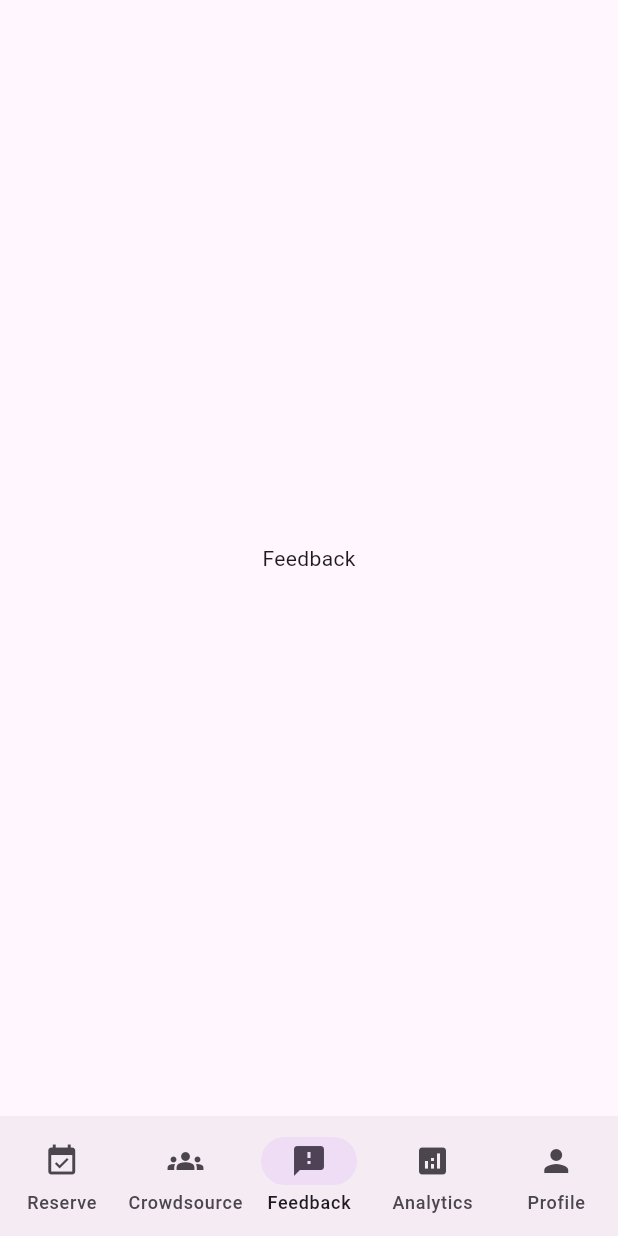
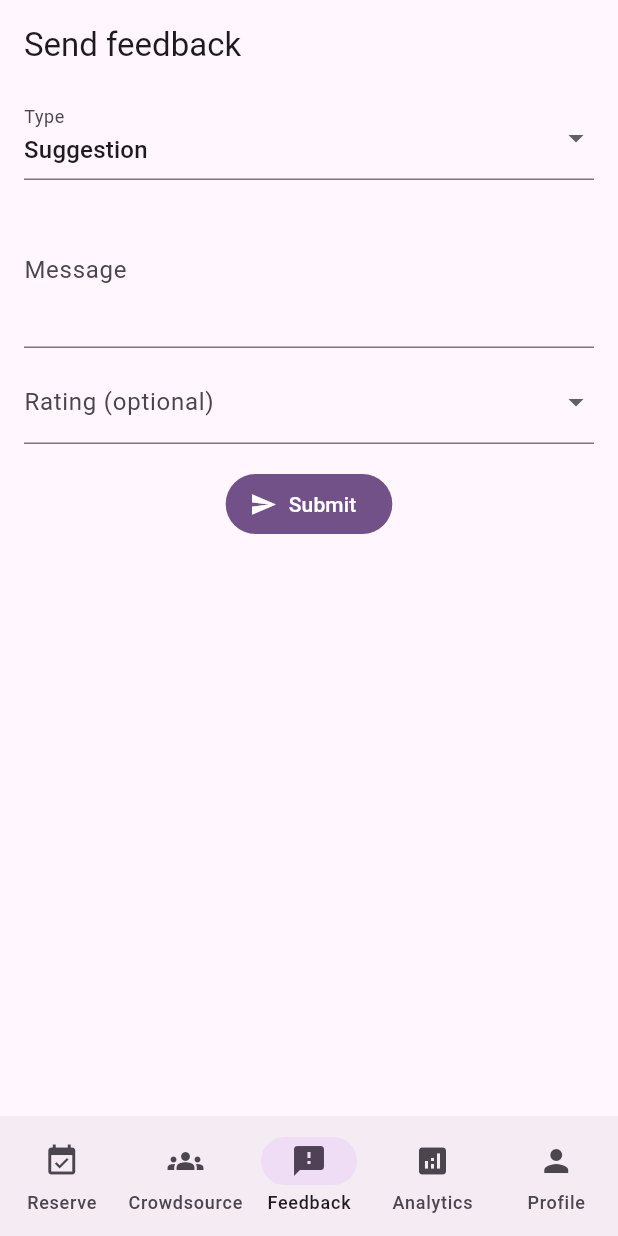
Before and after one commit to Cozmorry/slotspot, a Flutter app: the screen it shows once a user with an empty profile is signed in, item 3 of the bottom bar chosen, on a phone screen of 412 x 824 dp. Run offline on Flutter 3.47's test engine with Material 3 defaults, Android fonts, the phone set to English and light mode, and no system bars; our stand-ins replace cloud_firestore, firebase_auth, firebase_core, flutter_riverpod, flutter_svg, geolocator and 8 more; accounts and stored records are empty.

Commit message:
all pages working

```diff
--- a/lib/features/crowd/crowd_screen.dart
+++ b/lib/features/crowd/crowd_screen.dart
@@ -3,6 +3,7 @@ import 'package:flutter_riverpod/flutter_riverpod.dart';
 import 'package:geolocator/geolocator.dart';
 
 import '../../services/permission_service.dart';
+import '../../ui/widgets.dart';
 import '../auth/auth_providers.dart';
 import '../reservations/models.dart';
 import 'models.dart';
@@ -35,7 +36,7 @@ class _CrowdScreenViewState extends ConsumerState<CrowdScreenView> {
       child: Column(
         crossAxisAlignment: CrossAxisAlignment.start,
         children: [
-          Text('Report slot availability', style: Theme.of(context).textTheme.titleLarge),
+          const SectionTitle('Report slot availability'),
           const SizedBox(height: 12),
           DropdownButtonFormField<LotZoneOption>(
             value: _option,
--- /dev/null
+++ b/lib/features/feedback/feedback_screen.dart
@@ -0,0 +1,95 @@
+import 'package:flutter/material.dart';
+import 'package:flutter_riverpod/flutter_riverpod.dart';
+
+import '../auth/auth_providers.dart';
+import '../../ui/widgets.dart';
+import 'models.dart';
+import 'repository.dart';
+
+class FeedbackScreenView extends ConsumerStatefulWidget {
+  const FeedbackScreenView({super.key});
+
+  @override
+  ConsumerState<FeedbackScreenView> createState() => _FeedbackScreenViewState();
+}
+
+class _FeedbackScreenViewState extends ConsumerState<FeedbackScreenView> {
+  final _formKey = GlobalKey<FormState>();
+  String _type = 'suggestion';
+  String _message = '';
+  int? _rating;
+
+  @override
+  Widget build(BuildContext context) {
+    final user = ref.watch(authStateChangesProvider).asData?.value;
+    final repo = ref.watch(feedbackRepositoryProvider);
+    return Padding(
+      padding: const EdgeInsets.all(16),
+      child: Column(
+        crossAxisAlignment: CrossAxisAlignment.start,
+        children: [
+          const SectionTitle('Send feedback'),
+          const SizedBox(height: 12),
+          Form(
+            key: _formKey,
+            child: Column(
+              children: [
+                DropdownButtonFormField<String>(
+                  value: _type,
+                  decoration: const InputDecoration(labelText: 'Type'),
+                  items: const [
+                    DropdownMenuItem(value: 'suggestion', child: Text('Suggestion')),
+                    DropdownMenuItem(value: 'bug', child: Text('Bug')),
+                    DropdownMenuItem(value: 'other', child: Text('Other')),
+                  ],
+                  onChanged: (v) => setState(() => _type = v ?? _type),
+                ),
+                const SizedBox(height: 8),
+                TextFormField(
+                  minLines: 3,
+                  maxLines: 5,
+                  decoration: const InputDecoration(labelText: 'Message'),
+                  validator: (v) => (v == null || v.trim().isEmpty) ? 'Please enter a message' : null,
+                  onSaved: (v) => _message = v!.trim(),
+                ),
+                const SizedBox(height: 8),
+                DropdownButtonFormField<int>(
+                  value: _rating,
+                  decoration: const InputDecoration(labelText: 'Rating (optional)'),
+                  items: [for (int i = 1; i <= 5; i++) DropdownMenuItem(value: i, child: Text('$i'))],
+                  onChanged: (v) => setState(() => _rating = v),
+                ),
+                const SizedBox(height: 16),
+                FilledButton.icon(
+                  onPressed: user == null
+                      ? null
+                      : () async {
+                          if (!_formKey.currentState!.validate()) return;
+                          _formKey.currentState!.save();
+                          final messenger = ScaffoldMessenger.of(context);
+                          await repo.submit(FeedbackEntry(
+                            id: 'tmp',
+                            userId: user.uid,
+                            type: _type,
+                            message: _message,
+                            rating: _rating,
+                            createdAt: DateTime.now(),
+                          ));
+                          messenger.showSnackBar(const SnackBar(content: Text('Feedback sent')));
+                          _formKey.currentState!.reset();
+                          setState(() {
+                            _type = 'suggestion';
+                            _rating = null;
+                          });
+                        },
+                  icon: const Icon(Icons.send),
+                  label: const Text('Submit'),
+                ),
+              ],
+            ),
+          ),
+        ],
+      ),
+    );
+  }
+}
--- /dev/null
+++ b/lib/features/feedback/models.dart
@@ -0,0 +1,39 @@
+import 'package:cloud_firestore/cloud_firestore.dart';
+
+class FeedbackEntry {
+  final String id;
+  final String userId;
+  final String type; // bug, suggestion, other
+  final String message;
+  final int? rating; // 1-5
+  final DateTime createdAt;
+
+  FeedbackEntry({
+    required this.id,
+    required this.userId,
+    required this.type,
+    required this.message,
+    this.rating,
+    required this.createdAt,
+  });
+
+  Map<String, dynamic> toMap() => {
+        'userId': userId,
+        'type': type,
+        'message': message,
+        'rating': rating,
+        'createdAt': FieldValue.serverTimestamp(),
+      };
+
+  static FeedbackEntry fromDoc(DocumentSnapshot<Map<String, dynamic>> doc) {
+    final d = doc.data()!;
+    return FeedbackEntry(
+      id: doc.id,
+      userId: d['userId'] as String,
+      type: d['type'] as String,
+      message: d['message'] as String,
+      rating: (d['rating'] as num?)?.toInt(),
+      createdAt: (d['createdAt'] as Timestamp?)?.toDate() ?? DateTime.now(),
+    );
+  }
+}
--- /dev/null
+++ b/lib/features/feedback/repository.dart
@@ -0,0 +1,20 @@
+import 'package:cloud_firestore/cloud_firestore.dart';
+import 'package:flutter_riverpod/flutter_riverpod.dart';
+
+import 'models.dart';
+
+final feedbackRepositoryProvider = Provider<FeedbackRepository>((ref) {
+  return FeedbackRepository(FirebaseFirestore.instance);
+});
+
+class FeedbackRepository {
+  FeedbackRepository(this.db);
+  final FirebaseFirestore db;
+
+  CollectionReference<Map<String, dynamic>> get _col => db.collection('feedback');
+
+  Future<void> submit(FeedbackEntry entry) async {
+    final doc = _col.doc();
+    await doc.set(entry.toMap());
+  }
+}
--- a/lib/main.dart
+++ b/lib/main.dart
@@ -10,6 +10,7 @@ import 'features/auth/sign_in_screen.dart';
 import 'features/settings/theme_controller.dart';
 import 'features/reservations/reserve_screen.dart';
 import 'features/crowd/crowd_screen.dart';
+import 'features/feedback/feedback_screen.dart';
 
 Future<void> main() async {
   WidgetsFlutterBinding.ensureInitialized();
@@ -102,7 +103,7 @@ class CrowdsourceScreen extends StatelessWidget {
 class FeedbackScreen extends StatelessWidget {
   const FeedbackScreen({super.key});
   @override
-  Widget build(BuildContext context) => const Center(child: Text('Feedback'));
+  Widget build(BuildContext context) => const FeedbackScreenView();
 }
 
 class AnalyticsScreen extends StatelessWidget {
```
Also changed, not shown: lib/features/profile/profile_screen.dart (+1 -24 lines), lib/features/reservations/reserve_screen.dart (+113 -55 lines), lib/ui/widgets.dart (added, +50 -0 lines).
